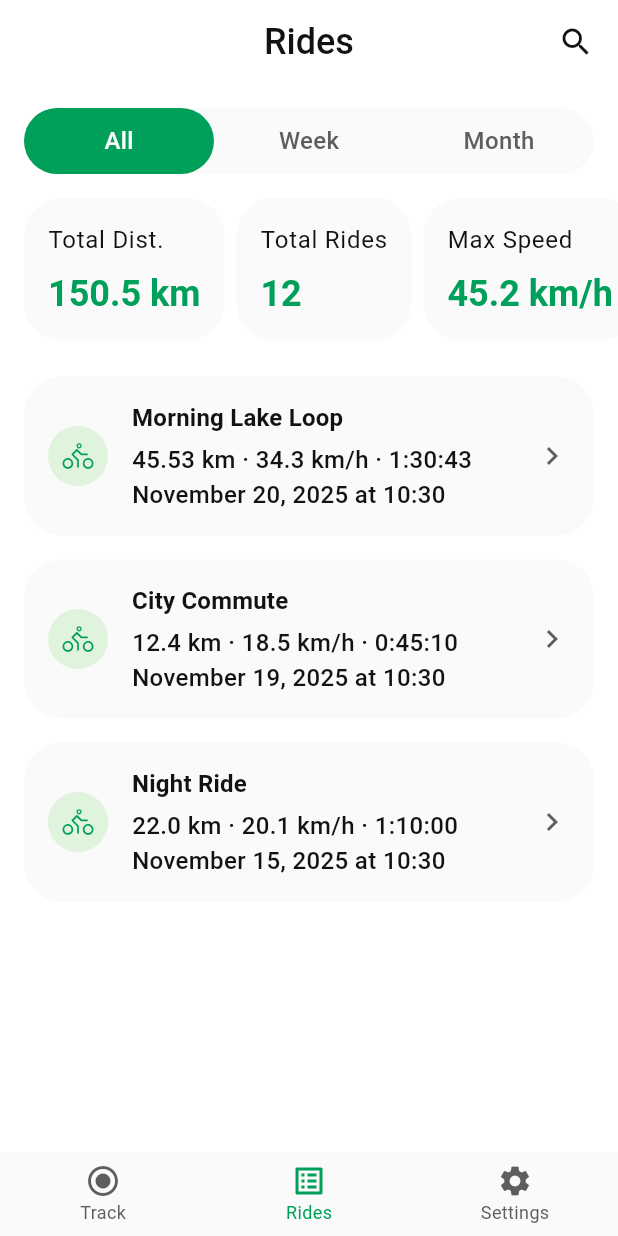
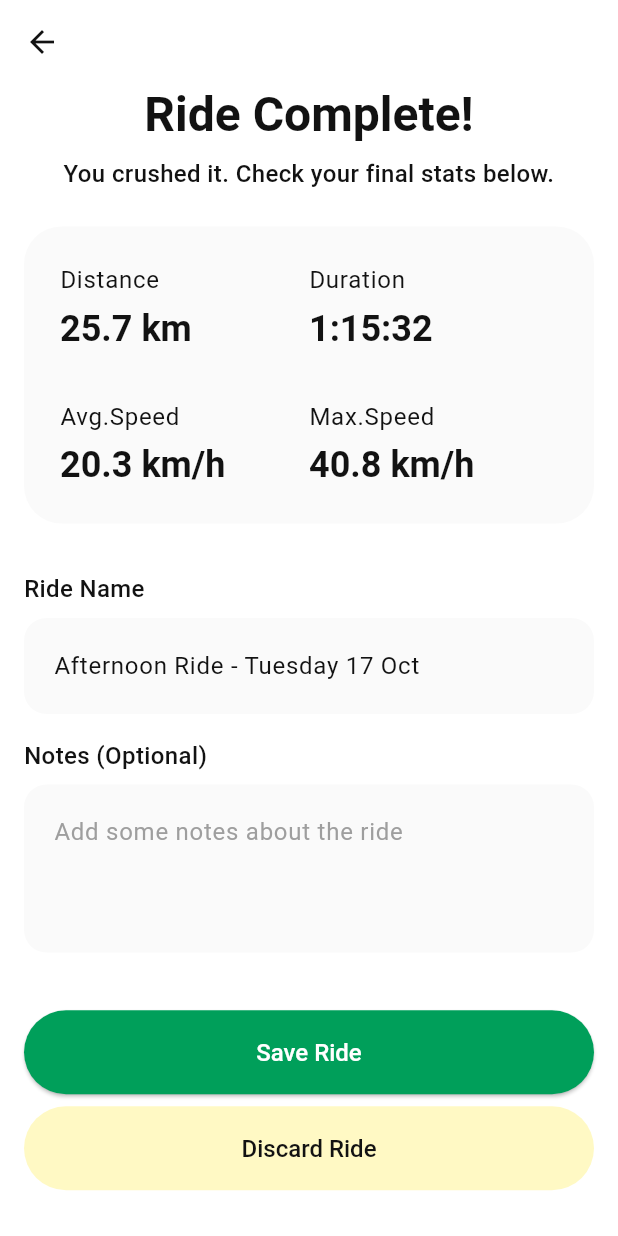
Before and after one commit to Roma220342/VeloTracker, a Flutter app: the screen it shows after launch, on a phone screen of 412 x 824 dp. Run offline on Flutter 3.47's test engine with Material 3 defaults, Android fonts, the phone set to English and light mode, and no system bars; our stand-ins replace flutter_svg, pinput.

Commit message:
ride summary

```diff
--- a/lib/main.dart
+++ b/lib/main.dart
@@ -8,6 +8,8 @@
 import 'screens/code_verification_screen.dart';
 import 'screens/reset_password_screen.dart';
 import 'screens/rides_screen.dart';
+import 'screens/track_screen.dart';
+import 'screens/ride_summary_screen.dart';
 
 // main.dart
 void main() {
@@ -30,7 +32,7 @@
           child: child!,
         );
       },
-      home: const RidesScreen(),
+      home: const RideSummaryScreen(),
 
     );
   }
--- /dev/null
+++ b/lib/screens/ride_summary_screen.dart
@@ -0,0 +1,170 @@
+import 'package:flutter/material.dart';
+import 'package:velotracker/theme/app_theme.dart';
+import 'package:velotracker/widgets/discard_dialog.dart';
+import 'package:velotracker/widgets/stat_item.dart';
+
+class RideSummaryScreen extends StatefulWidget {
+  const RideSummaryScreen({super.key});
+
+  @override
+  State<RideSummaryScreen> createState() => _RideSummaryScreenState();
+}
+
+class _RideSummaryScreenState extends State<RideSummaryScreen> {
+  late TextEditingController _nameController;
+  final TextEditingController _notesController = TextEditingController();
+
+  @override
+  void initState() {
+    super.initState();
+    _nameController = TextEditingController(text: "Afternoon Ride - Tuesday 17 Oct");
+  }
+
+  @override
+  void dispose() {
+    _nameController.dispose();
+    _notesController.dispose();
+    super.dispose();
+  }
+
+  @override
+  Widget build(BuildContext context) {
+    final theme = Theme.of(context);
+    final screenHeight = MediaQuery.of(context).size.height;
+
+    return GestureDetector(
+      onTap: () => FocusScope.of(context).unfocus(),
+      child: Scaffold(
+        backgroundColor: theme.colorScheme.surface,
+
+        appBar: AppBar(
+          leading: const BackButton(),
+          elevation: 0,
+        ),
+
+        body: SafeArea(
+          // 1. LayoutBuilder дає нам доступну висоту екрана
+          child: LayoutBuilder(
+            builder: (context, constraints) {
+              return SingleChildScrollView(
+                // 2. ConstrainedBox змушує Column бути не меншим за висоту екрана
+                child: ConstrainedBox(
+                  constraints: BoxConstraints(
+                    minHeight: constraints.maxHeight,
+                  ),
+                  // 3. IntrinsicHeight допомагає коректно працювати Spacer
+                  child: IntrinsicHeight(
+                    child: Padding(
+                      padding: const EdgeInsets.symmetric(horizontal: 16.0),
+                      child: Column(
+                        crossAxisAlignment: CrossAxisAlignment.start,
+                        children: [
+                          // --- ВМІСТ (ВГОРІ) ---
+                          Center(
+                            child: Column(
+                              children: [
+                                Text(
+                                  'Ride Complete!',
+                                  style: theme.textTheme.headlineLarge,
+                                  textAlign: TextAlign.center,
+                                ),
+                                const SizedBox(height: 8),
+                                Text(
+                                  'You crushed it. Check your final stats below.',
+                                  style: theme.textTheme.bodyMedium,
+                                  textAlign: TextAlign.center,
+                                ),
+                              ],
+                            ),
+                          ),
+                          const SizedBox(height: 24),
+
+                          // Картка статистики
+                          Container(
+                            padding: const EdgeInsets.all(24),
+                            decoration: BoxDecoration(
+                              color: onSurfaceColor,
+                              borderRadius: BorderRadius.circular(25),
+                            ),
+                            child: const Column(
+                              children: [
+                                Row(
+                                  children: [
+                                    StatItem(label: 'Distance', value: '25.7', unit: 'km'),
+                                    StatItem(label: 'Duration', value: '1:15:32', unit: ''),
+                                  ],
+                                ),
+                                SizedBox(height: 32),
+                                Row(
+                                  children: [
+                                    StatItem(label: 'Avg.Speed', value: '20.3', unit: 'km/h'),
+                                    StatItem(label: 'Max.Speed', value: '40.8', unit: 'km/h'),
+                                  ],
+                                ),
+                              ],
+                            ),
+                          ),
+
+                          const SizedBox(height: 32),
+                          Text('Ride Name', style: theme.textTheme.bodyMedium),
+                          const SizedBox(height: 8),
+                          TextField(
+                            controller: _nameController,
+                            decoration: const InputDecoration(),
+                          ),
+                          const SizedBox(height: 16),
+                          Text('Notes (Optional)', style: theme.textTheme.bodyMedium),
+                          const SizedBox(height: 8),
+                          TextField(
+                            controller: _notesController,
+                            maxLines: 3,
+                            decoration: const InputDecoration(hintText: 'Add some notes about the ride'),
+                          ),
+
+                          // --- 4. РОЗТЯГУВАЧ (Штовхає кнопки вниз) ---
+                          const Spacer(),
+                          const SizedBox(height: 24),
+
+                          // --- КНОПКИ (ВНИЗУ) ---
+                          SizedBox(
+                            width: double.infinity,
+                            child: ElevatedButton(
+                              onPressed: () {
+                                // TODO: Save logic
+                              },
+                              child: const Text('Save Ride'),
+                            ),
+                          ),
+                          const SizedBox(height: 8),
+                          SizedBox(
+                            width: double.infinity,
+                            child: OutlinedButton(
+                              onPressed: () {
+                                showDialog(
+                                  context: context,
+                                  builder: (context) => DiscardDialog(
+                                    onConfirm: () {
+                                      Navigator.of(context).pop();
+                                      Navigator.of(context).pop();
+                                    },
+                                  ),
+                                );
+                              },
+                              child: const Text('Discard Ride'),
+                            ),
+                          ),
+
+                          SizedBox(height: screenHeight * 0.037),
+                        ],
+                      ),
+                    ),
+                  ),
+                ),
+              );
+            },
+          ),
+        ),
+      ),
+    );
+  }
+}
--- a/lib/theme/app_theme.dart
+++ b/lib/theme/app_theme.dart
@@ -4,6 +4,7 @@ const Color primaryColor = Color(0xFF009F5A);
 const Color primaryContainerColor = Color(0xFFE0F3DC);
 const Color onPrimaryColor = Color(0xFFFFFFFF);
 const Color secondaryColor = Color(0xFFFFF9C4);
+const Color pauseColor = Color(0xFFFFEB3B);
 
 const Color errorColor = Color(0xFFB3261E);
 const Color errorContainerColor = Color(0xFFFEF7F6);
--- /dev/null
+++ b/lib/widgets/stat_item.dart
@@ -0,0 +1,50 @@
+import 'package:flutter/material.dart';
+
+class StatItem extends StatelessWidget {
+  final String label;
+  final String value;
+  final String unit;
+
+  const StatItem({
+    super.key,
+    required this.label,
+    required this.value,
+    required this.unit,
+  });
+
+  @override
+  Widget build(BuildContext context) {
+    final theme = Theme.of(context);
+
+    return Expanded(
+      child: Column(
+        crossAxisAlignment: CrossAxisAlignment.start,
+        children: [
+          Text(
+            label,
+            style: theme.textTheme.bodyLarge,
+          ),
+
+          const SizedBox(height: 4),
+
+          RichText(
+            text: TextSpan(
+              children: [
+                TextSpan(
+                  text: value,
+                  style: theme.textTheme.headlineMedium,
+                ),
+
+                if (unit.isNotEmpty)
+                  TextSpan(
+                    text: ' $unit',
+                    style: theme.textTheme.headlineMedium,
+                  ),
+              ],
+            ),
+          ),
+        ],
+      ),
+    );
+  }
+}
```
Also changed, not shown: lib/screens/rides_screen.dart (+70 -33 lines), lib/screens/track_screen.dart (added, +233 -0 lines), lib/widgets/discard_dialog.dart (added, +78 -0 lines), assets/icons/finish.svg (added), assets/icons/pause.svg (added), assets/icons/start.svg (added).
